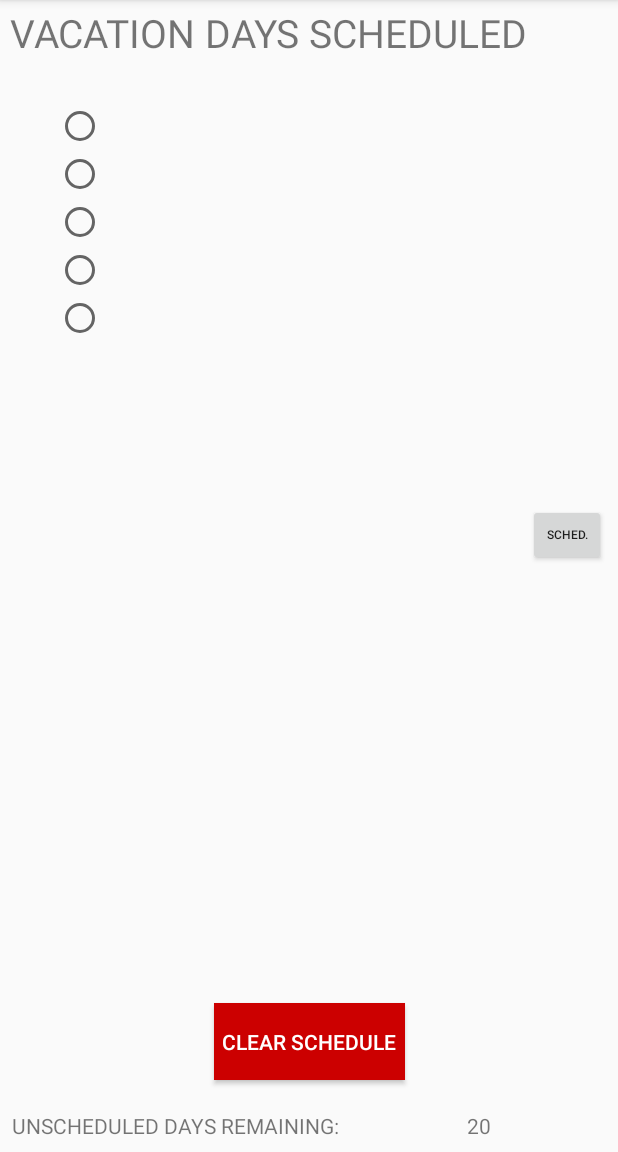
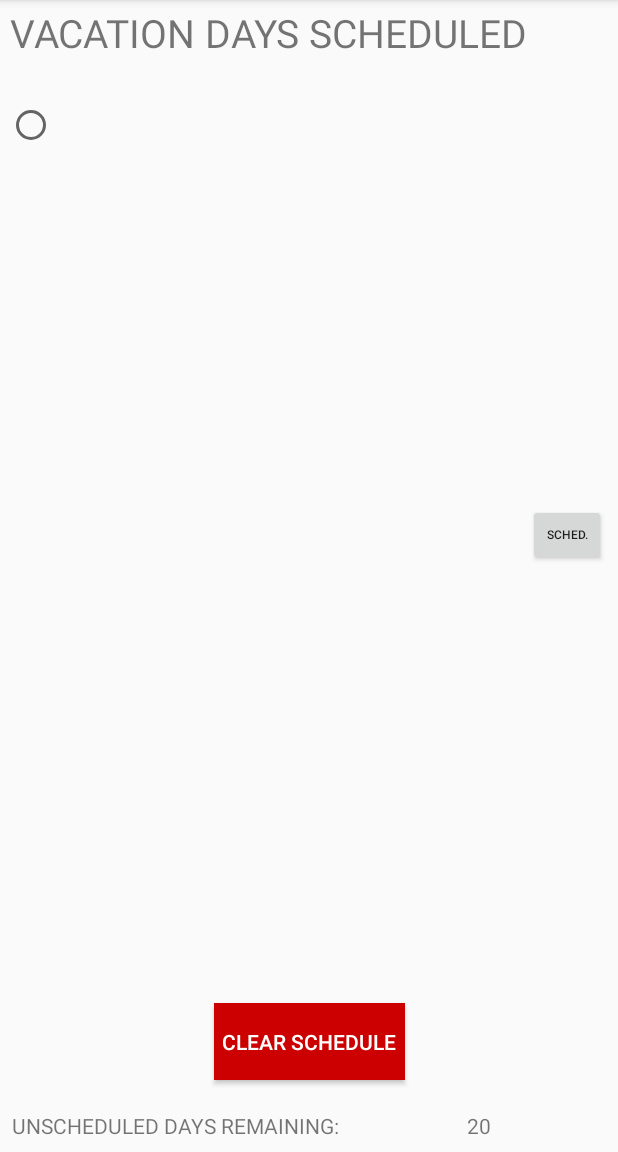
Before and after one commit to ryancarter87/PerfVaca, an Android app: the ScheduledActivity screen opened directly, with no data from a screen before it, on a phone screen of 412 x 824 dp, the part 84-1236 px from its top. Run offline under Robolectric (Android 15) with nearby library versions, the phone set to English and light mode, and no system bars.

Commit message:
Fixed previous bug. It was due to iterator looping over schedList 1 too many times. Me dumb. Anyways, I've also added dynamic radio buttons to activity_scheduled. Each value in the text file will now have its own radio button.

```diff
--- a/app/src/main/java/com/rtcarter/perfvaca/ScheduledActivity.kt
+++ b/app/src/main/java/com/rtcarter/perfvaca/ScheduledActivity.kt
@@ -4,12 +4,15 @@ import android.app.Activity
 import android.content.Intent
 import android.support.v7.app.AppCompatActivity
 import android.os.Bundle
+import android.view.View
 import kotlinx.android.synthetic.main.activity_scheduled.*
 import java.io.BufferedReader
 import java.io.IOException
 import java.io.InputStreamReader
 import java.io.OutputStreamWriter
-import java.util.*
+import android.view.ViewGroup
+import android.widget.RadioButton
+
 
 class ScheduledActivity : AppCompatActivity() {
 
@@ -17,9 +20,14 @@ class ScheduledActivity : AppCompatActivity() {
         super.onCreate(savedInstanceState)
         setContentView(R.layout.activity_scheduled)
 
+        // Assign the RadioGroup view to this variable in order to iterate through and add
+        // radio buttons later
+        val radiogroup = findViewById<View>(R.id.days_radio_group) as ViewGroup
+
         // List of strings to store lines from text file
         var schedList = listOf("")
 
+        // Read text file, add each value to schedList list
         if(fileList().contains("days.txt")) {
             try {
                 val file = InputStreamReader(openFileInput("days.txt"))
@@ -38,11 +46,14 @@ class ScheduledActivity : AppCompatActivity() {
             }
         }
 
-        radio5.text = schedList[0]
-        radio4.text = schedList[1]
-        radio3.text = schedList[2]
-        radio2.text = schedList[3]
-        radio1.text = schedList[4]
+        // Iterate through values in schedList to add radio buttons for each
+        for (i in 0..(schedList.size-1)) {
+            val button = RadioButton(this)
+            button.setId(i)
+            button.setText(schedList[i])
+            radiogroup.addView(button)
+        }
+
 
         daysRemaining.text = daysCount.toString()
 
@@ -61,5 +72,6 @@ class ScheduledActivity : AppCompatActivity() {
             } catch (e : IOException) {
             }
         }
+
     }
 }
--- a/app/src/main/res/layout/activity_scheduled.xml
+++ b/app/src/main/res/layout/activity_scheduled.xml
@@ -19,6 +19,27 @@
         app:layout_constraintHorizontal_bias="0.111"
         app:layout_constraintStart_toStartOf="parent"
         app:layout_constraintTop_toTopOf="parent" />
+
+    <ScrollView
+        android:id="@+id/days_scroll_view"
+        android:layout_width="288dp"
+        android:layout_height="204dp"
+        android:layout_marginEnd="8dp"
+        android:layout_marginTop="28dp"
+        android:fillViewport="true"
+        android:scrollbarStyle="insideOverlay"
+        android:scrollbars="none"
+        app:layout_constraintEnd_toEndOf="parent"
+        app:layout_constraintHorizontal_bias="0.042"
+        app:layout_constraintStart_toStartOf="parent"
+        app:layout_constraintTop_toBottomOf="@+id/textView2">
+
+        <RadioGroup
+            android:id="@+id/days_radio_group"
+            android:layout_width="match_parent"
+            android:layout_height="match_parent"
+            android:orientation="vertical"></RadioGroup>
+    </ScrollView>
 
     <TextView
         android:id="@+id/textView4"
@@ -53,58 +74,6 @@
         app:layout_constraintEnd_toEndOf="parent"
         app:layout_constraintTop_toTopOf="parent" />
 
-    <RadioGroup
-        android:layout_width="wrap_content"
-        android:layout_height="wrap_content"
-        android:layout_marginEnd="8dp"
-        android:layout_marginStart="8dp"
-        android:layout_marginTop="68dp"
-        app:layout_constraintEnd_toEndOf="parent"
-        app:layout_constraintHorizontal_bias="0.08"
-        app:layout_constraintStart_toStartOf="parent"
-        app:layout_constraintTop_toTopOf="parent">
-
-        <RadioButton
-            android:id="@+id/radio5"
-            android:layout_width="wrap_content"
-            android:layout_height="wrap_content"
-            android:layout_weight="1"
-            android:textSize="10sp"
-            android:visibility="visible" />
-
-        <RadioButton
-            android:id="@+id/radio4"
-            android:layout_width="wrap_content"
-            android:layout_height="wrap_content"
-            android:layout_weight="1"
-            android:textSize="10sp"
-            android:visibility="visible" />
-
-        <RadioButton
-            android:id="@+id/radio3"
-            android:layout_width="wrap_content"
-            android:layout_height="wrap_content"
-            android:layout_weight="1"
-            android:textSize="10sp"
-            android:visibility="visible" />
-
-        <RadioButton
-            android:id="@+id/radio2"
-            android:layout_width="wrap_content"
-            android:layout_height="wrap_content"
-            android:layout_weight="1"
-            android:textSize="10sp"
-            android:visibility="visible" />
-
-        <RadioButton
-            android:id="@+id/radio1"
-            android:layout_width="wrap_content"
-            android:layout_height="wrap_content"
-            android:layout_weight="1"
-            android:textSize="10sp"
-            android:visibility="visible" />
-    </RadioGroup>
-
     <android.support.constraint.Guideline
         android:id="@+id/guideline"
         android:layout_width="wrap_content"
```
Also changed, not shown: app/src/main/java/com/rtcarter/perfvaca/MainActivity.kt (+4 -3 lines).
